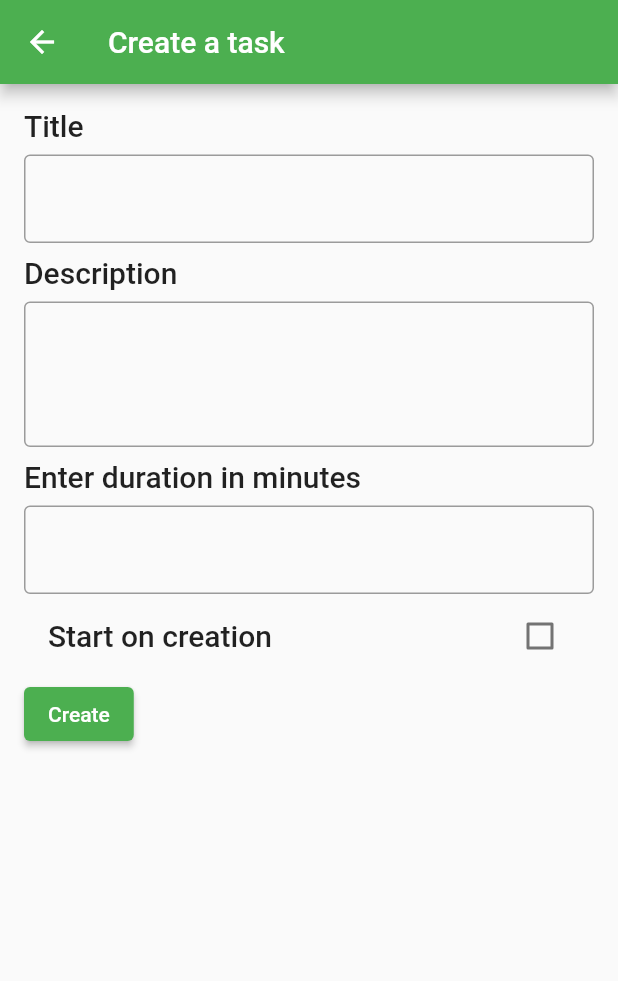
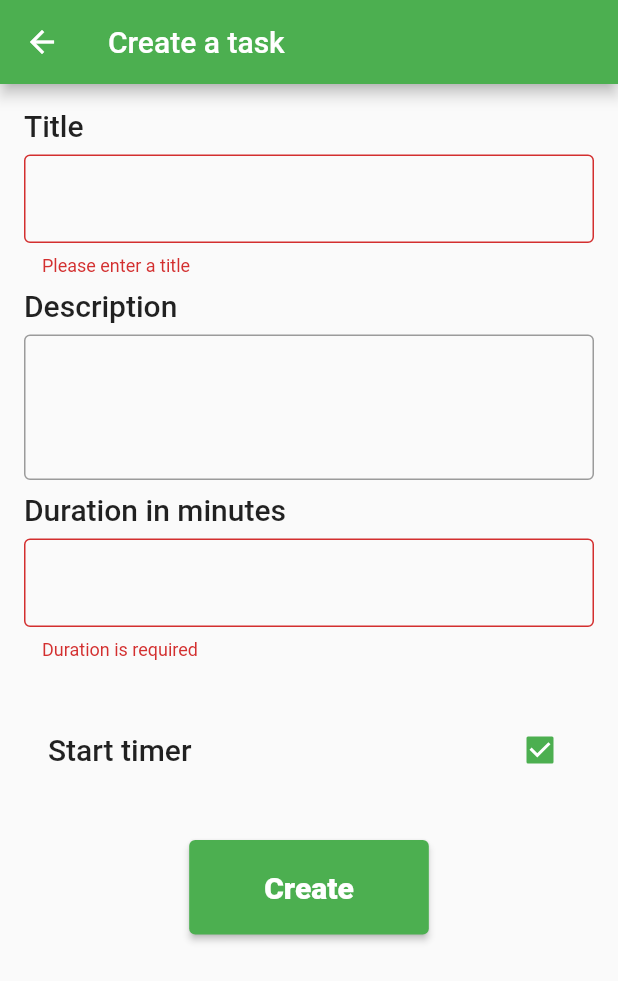
Before and after one commit to pranavraaghav/timer_task_nearcast, a Flutter app: the TaskCreatePage screen opened directly, after a tap on "Create", on a phone screen of 412 x 824 dp. Shown: the top 981 px of the screen. Run offline on Flutter 3.47's test engine with Material 2 defaults, Android fonts, the phone set to English and light mode, and no system bars; our stand-ins replace bloc, equatable, flutter_bloc.

Commit message:
chore(form): add form validation + refactor

```diff
--- a/lib/views/task_create_form.dart
+++ b/lib/views/task_create_form.dart
@@ -12,89 +12,63 @@ class TaskCreateForm extends StatefulWidget {
 }
 
 class _TaskCreateFormState extends State<TaskCreateForm> {
+  final formGlobalKey = GlobalKey<FormState>();
   final _title = TextEditingController();
   final _description = TextEditingController();
   final _duration = TextEditingController();
-  bool isActive = false;
+  bool isActive = true;
 
   @override
   Widget build(BuildContext context) {
-    // TODO: Add validation
+    TextStyle? textStyle = Theme.of(context).textTheme.headline6;
+
     return Form(
+      key: formGlobalKey,
+      child: DefaultTextStyle(
+        style: (textStyle != null) ? textStyle : const TextStyle(),
         child: Padding(
           padding: const EdgeInsets.all(16.0),
           child: Column(
             crossAxisAlignment: CrossAxisAlignment.start,
             children: [
-            Text(
-              "Title",
-              style: Theme.of(context).textTheme.headline6,
+              const Text("Title"),
+              const SizedBox(height: 8.0),
+              _titleTextField(controller: _title),
+              const SizedBox(height: 8.0),
+              const Text("Description"),
+              const SizedBox(height: 8.0),
+              _descriptionTextField(controller: _description),
+              const SizedBox(height: 8.0),
+              const Text("Duration in minutes"),
+              const SizedBox(height: 8.0),
+              _durationTextField(controller: _duration),
+              const SizedBox(height: 32.0),
+              CheckboxListTile(
+                value: isActive,
+                onChanged: (_) => setState(() => isActive = !isActive),
+                title: Text(
+                  "Start timer",
+                  style: Theme.of(context)
+                      .textTheme
+                      .headline6, // it doesn't inherit from DefaultTextStyle, idky
                 ),
-            const SizedBox(height: 8.0),
-            TextFormField(
-              controller: _title,
-              validator: (value) {
-                if (value == null || value.isEmpty) {
-                  return "Please enter valid name";
-                }
-                return null;
-              },
-              decoration: const InputDecoration(
-                border: OutlineInputBorder(),
+                shape: RoundedRectangleBorder(
+                  borderRadius: BorderRadius.circular(32),
                 ),
               ),
-            const SizedBox(height: 8.0),
-            Text(
-              "Description",
-              style: Theme.of(context).textTheme.headline6,
+              const SizedBox(height: 32.0),
+              _submitButton(submitHandler: () => _submitForm(context))
+            ],
           ),
-            const SizedBox(height: 8.0),
-            TextFormField(
-              controller: _description,
-              minLines: 3,
-              maxLines: 3,
-              decoration: const InputDecoration(
-                border: OutlineInputBorder(),
-              ),
-            ),
-            const SizedBox(height: 8.0),
-            Text(
-              "Enter duration in minutes",
-              style: Theme.of(context).textTheme.headline6,
-            ),
-            const SizedBox(height: 8),
-            TextFormField(
-              controller: _duration,
-              keyboardType: TextInputType.number,
-              // inputFormatters: [FilteringTextInputFormatter.allow(RegExp(r'[0-9]')),],
-              decoration: const InputDecoration(
-                border: OutlineInputBorder(),
-              ),
-            ),
-            CheckboxListTile(
-                title: Text(
-                  "Start on creation",
-                  style: Theme.of(context).textTheme.headline6,
-                ),
-                value: isActive,
-                onChanged: (value) {
-                  setState(() {
-                    isActive = !isActive;
-                  });
-                }),
-            ElevatedButton(
-                onPressed: () {
-                  _saveForm(context);
-                },
-                child: const Text("Create"))
-          ],
         ),
       ),
     );
   }
 
-  void _saveForm(context) {
-    Task task = Task(
+  void _submitForm(context) {
+    final isFormValid = formGlobalKey.currentState?.validate();
+    if (isFormValid != null && isFormValid) {
+      final task = Task(
         title: _title.value.text,
         description: _description.value.text,
         durationRemain: Duration(minutes: int.parse(_duration.value.text)),
@@ -106,3 +80,80 @@ class _TaskCreateFormState extends State<TaskCreateForm> {
       Navigator.pop(context);
     }
   }
+}
+
+Widget _titleTextField({required TextEditingController controller}) {
+  return TextFormField(
+    controller: controller,
+    validator: (value) {
+      if (value == null || value.isEmpty) {
+        return "Please enter a title";
+      }
+      return null;
+    },
+    decoration: const InputDecoration(
+      border: OutlineInputBorder(),
+    ),
+  );
+}
+
+Widget _descriptionTextField({required TextEditingController controller}) {
+  return TextFormField(
+    controller: controller,
+    validator: (value) {
+      // TODO: Move char limit to variable instead of hardcoding
+      if (value != null && value.length > 100) {
+        return "Exceed character limit (100)";
+      }
+      return null;
+    },
+    minLines: 3,
+    maxLines: 3,
+    decoration: const InputDecoration(
+      border: OutlineInputBorder(),
+    ),
+  );
+}
+
+Widget _durationTextField({required TextEditingController controller}) {
+  return TextFormField(
+    validator: (value) {
+      if (value == null || value.isEmpty) {
+        return "Duration is required";
+      }
+      if (!RegExp(r'^[0-9]+$').hasMatch(value)) {
+        return "Duration must be number";
+      }
+      return null;
+    },
+    controller: controller,
+    keyboardType: TextInputType.number,
+    inputFormatters: [FilteringTextInputFormatter.digitsOnly],
+    decoration: const InputDecoration(
+      border: OutlineInputBorder(),
+    ),
+  );
+}
+
+Widget _submitButton({required void Function() submitHandler}) {
+  return Align(
+    alignment: Alignment.center,
+    child: ElevatedButton(
+      onPressed: submitHandler,
+      style: ElevatedButton.styleFrom(
+        padding: const EdgeInsets.symmetric(
+          vertical: 20,
+          horizontal: 50,
+        ),
+      ),
+      child: const Text(
+        "Create",
+        style: TextStyle(
+          color: Colors.white,
+          fontSize: 20,
+          fontWeight: FontWeight.w900,
+        ),
+      ),
+    ),
+  );
+}
```
Lines whose indentation alone changed are shown as unchanged.
